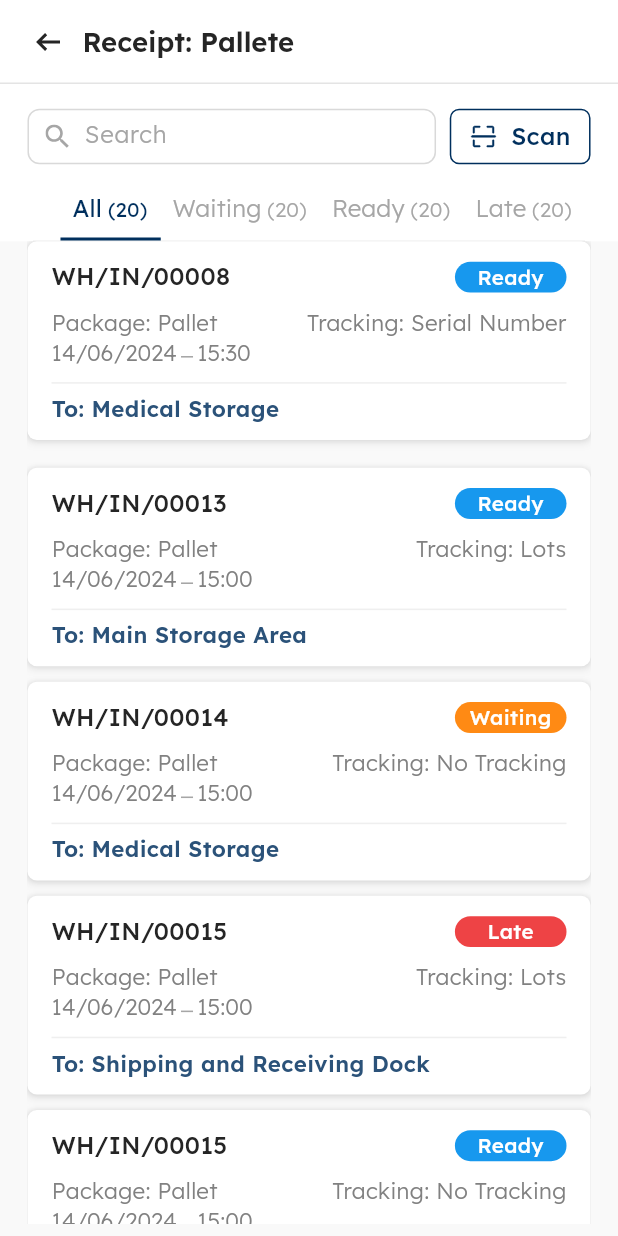
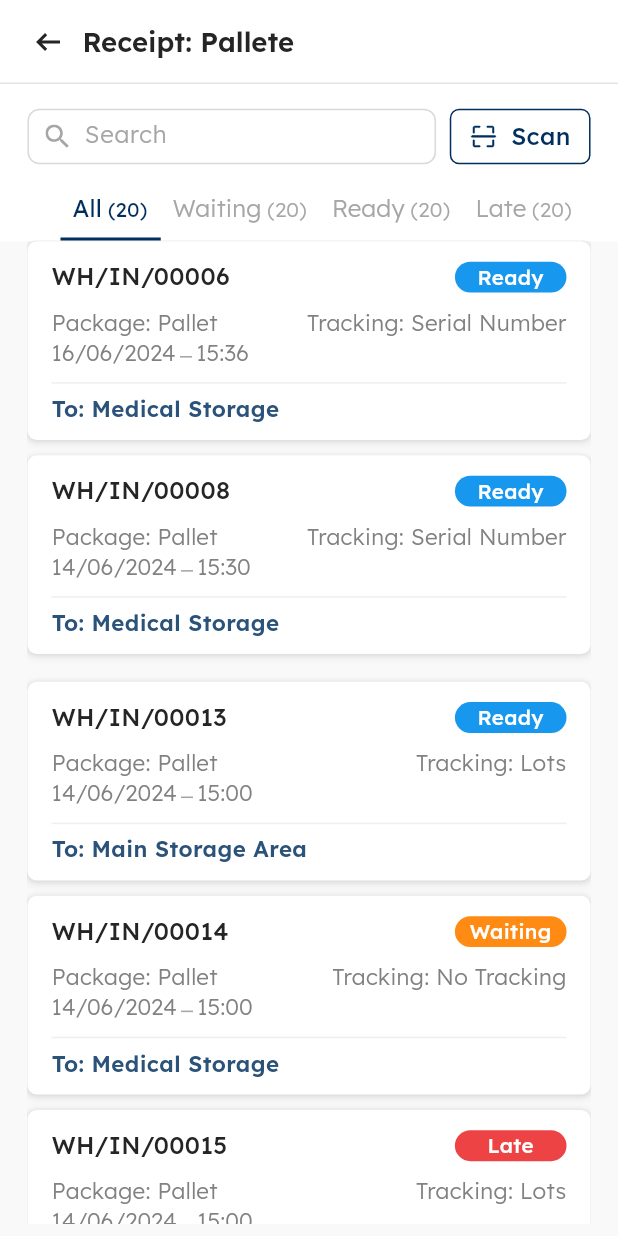
Before and after one commit to teguhw-scaleocean/inventory_3, a Flutter app: the ReceiptListScreen screen opened directly, on a phone screen of 412 x 824 dp. Run offline on Flutter 3.47's test engine with Material 3 defaults, Android fonts, the light colour scheme and no system bars; our stand-ins replace awesome_dialog, device_preview, dropdown_button2, dropdown_search, flutter_bloc, flutter_screenutil and 2 more; missing offline and left inert: flutter_dash, qr_code_scanner, smooth_highlight, time_picker_spinner.

Commit message:
product-detail-return-pallet-and-product-serial-number-1

```diff
--- a/lib/common/theme/color/color_name.dart
+++ b/lib/common/theme/color/color_name.dart
@@ -46,6 +46,7 @@ class ColorName {
   static const Color blue1Color = Color(0xFF106AA7);
   static const Color blue2Color = Color(0xFFEDF7FD);
   static const Color blue3Color = Color(0xFF4BACED);
+  static const Color blue4Color = Color(0xFF1C8DD9);
   static const Color highlightColor = Color(0xFFF0F6FF);
   static const Color yellow2Color = Color(0xFFEDA24B);
   static const Color yellowReturnColor = Color(0xFFFFBF00);
--- a/lib/common/theme/text/base_text.dart
+++ b/lib/common/theme/text/base_text.dart
@@ -56,6 +56,9 @@ class BaseText {
     color: ColorName.grey10Color,
   );
 
+  static TextStyle blue4TextStyle =
+      const TextStyle(fontFamily: "Lexend", color: ColorName.blue4Color);
+
   static TextStyle baseTextStyle = const TextStyle(
     fontFamily: "Lexend",
   );
@@ -103,6 +106,8 @@ class BaseText {
   static TextStyle redText12 = redTextStyle.copyWith(fontSize: 12.sp);
   static TextStyle redText14 = redTextStyle.copyWith(fontSize: 14.sp);
 
+  static TextStyle blue4Text11 = blue4TextStyle.copyWith(fontSize: 11.sp);
+
   // Font Weight
   static FontWeight light = FontWeight.w300;
   static FontWeight regular = FontWeight.w400;
--- a/lib/presentation/receipt/receipt_pallet/screens/receipt_list_screen.dart
+++ b/lib/presentation/receipt/receipt_pallet/screens/receipt_list_screen.dart
@@ -47,6 +47,16 @@ class _ReceiptListScreenState extends State<ReceiptListScreen>
 
     tabs = ["All", "Waiting", "Ready", "Late"];
     listReceipt = [
+      Receipt(
+        id: 6,
+        name: "WH/IN/00006",
+        status: "Ready",
+        statusColor: ColorName.readyColor,
+        packageName: "Package: Pallet",
+        packageStatus: "Tracking: Serial Number",
+        dateTime: "16/06/2024 - 15:36",
+        destination: "To: Medical Storage",
+      ),
       Receipt(
         id: 9,
         name: "WH/IN/00008",
```
Also changed, not shown: lib/common/components/reusable_widget.dart (+19 -0 lines), lib/presentation/receipt/receipt_pallet/screens/pallet/return_pallet_and_product_screen.dart (added, +111 -0 lines), lib/presentation/receipt/receipt_pallet/screens/pallet/return_pallet_screen.dart (+1 -15 lines), lib/presentation/receipt/receipt_pallet/screens/receipt_detail_screen.dart (+13 -3 lines).
